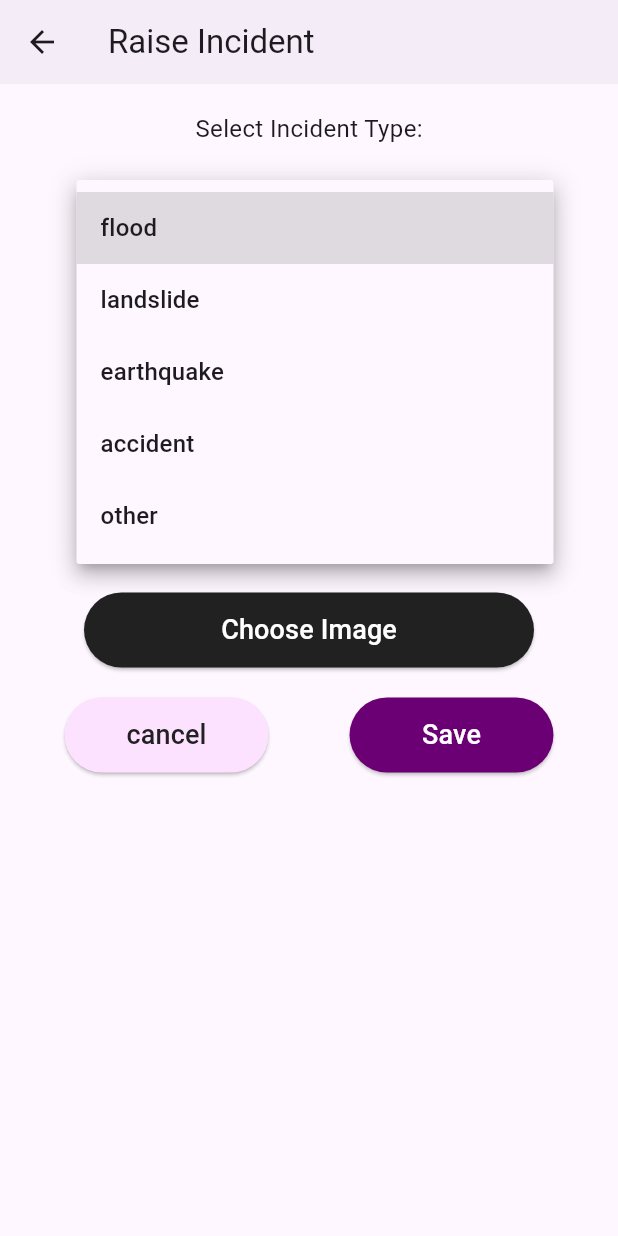
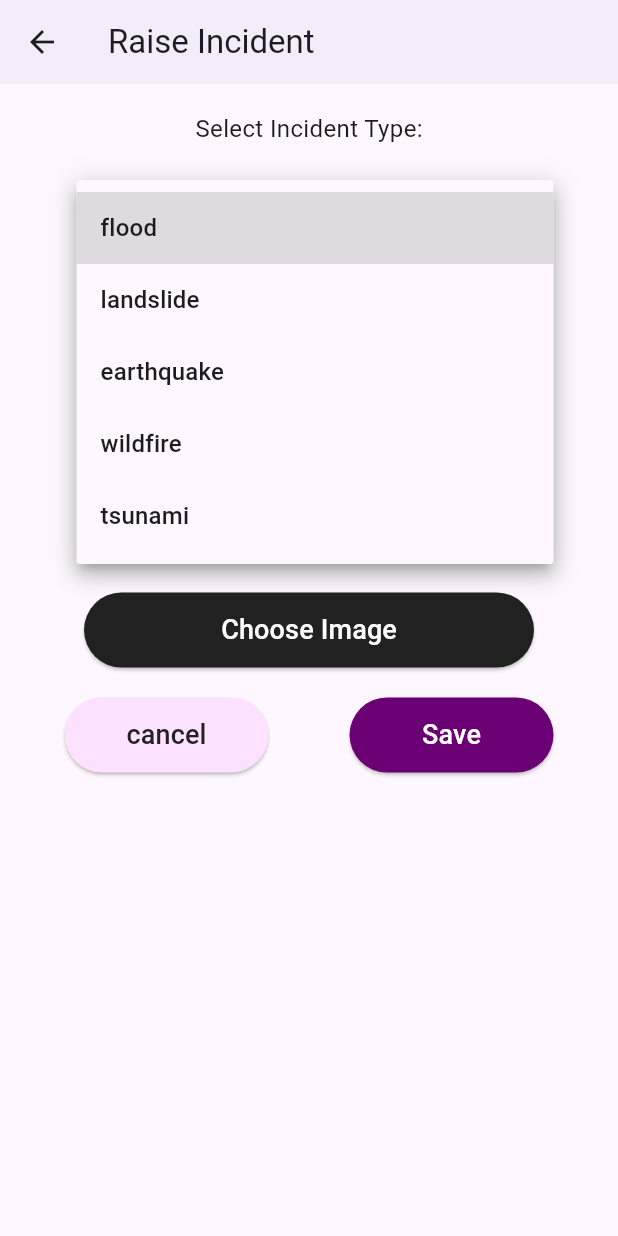
Before and after one commit to YashJ1707/disaster_safety, a Flutter app: the RaiseIncidentPage screen opened directly, after a tap on "flood", on a phone screen of 412 x 824 dp. Run offline on Flutter 3.47's test engine with Material 2 defaults, Android fonts, the phone set to English and light mode, and no system bars; our stand-ins replace cloud_firestore, firebase_auth, firebase_core, firebase_storage, flutter_secure_storage, flutter_spinkit and 5 more; missing offline and left inert: dart:ffi; accounts and stored records are empty.

Commit message:
fixed bugs caused by dhananjay

```diff
--- a/lib/main.dart
+++ b/lib/main.dart
@@ -71,26 +71,6 @@ class _AuthStatusPageState extends State<AuthStatusPage> {
 
   @override
   Widget build(BuildContext context) {
-    return FutureBuilder(
-      future: loadinfo(),
-      builder: (context, snapshot) {
-        if (snapshot.connectionState == ConnectionState.done) {
-<<<<<<< HEAD
-          if (snapshot.data != null) {
-            // if(snpashot.data )
-            return HomePage();
-          } else {
-            return LoginPage();
-=======
-          if (userid != null) {
-            return userrole == "user" ? HomePage() : DeptHome();
->>>>>>> origin/master
-          }
-        }
-        return const Center(
-          child: CircularProgressIndicator(),
-        );
-      },
-    );
+    return HomePage();
   }
 }
--- a/lib/screens/user/homepage.dart
+++ b/lib/screens/user/homepage.dart
@@ -70,7 +70,6 @@ class _HomePageState extends State<HomePage> {
   Widget build(BuildContext context) {
     // Provider.of(context).
     // String username =  SecureStorage().getUserId();
-    print(loading);
     return loading == true
         ? Scaffold(body: Loadings.staticLoader())
         : Scaffold(
--- a/lib/screens/user/raise_incident.dart
+++ b/lib/screens/user/raise_incident.dart
@@ -31,7 +31,6 @@ class RaiseIncidentPage extends StatefulWidget {
 class _RaiseIncidentPageState extends State<RaiseIncidentPage> {
   final TextEditingController _incidentType = TextEditingController();
   final TextEditingController _description = TextEditingController();
-  final TextEditingController _location = TextEditingController();
   final GlobalKey<State> _keyLoader = GlobalKey<State>();
 
   String selectedIncident = "flood"; // Initial selected value
@@ -43,14 +42,8 @@ class _RaiseIncidentPageState extends State<RaiseIncidentPage> {
     "flood",
     "landslide",
     "earthquake",
-    "accident",
-    "other"
-  ];
-  List<String> govAuthorities = [
-    "Local Government Authority",
-    "Police",
-    "Health Department",
-    "other"
+    "wildfire",
+    "tsunami",
   ];
   List<String> priority = ["High", "Medium", "Low"];
 
```
Also changed, not shown: lib/services/maps/complete_maps_screen.dart (+10 -6 lines), assets/wildfire.png (added).
